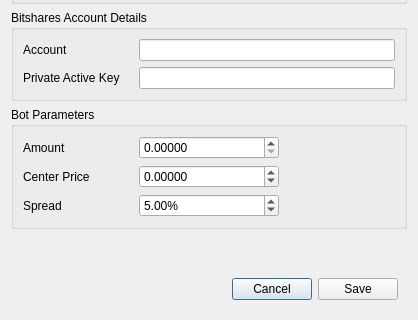
Old version of the form dexbot/views/orig/create_bot_window.ui in the repository xeroc/stakemachine; both pictures show x 0 to 418 and y 154 to 474 of the 418 by 474 pixel window.
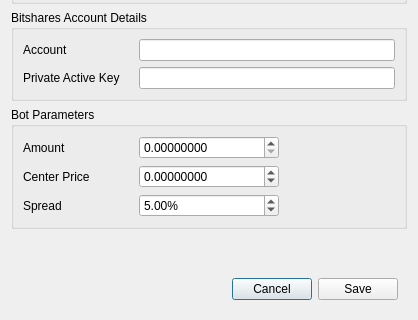
New version of the form.

Commit message: Add dialog window on bot save, change decimal points for create bot and edit bot windows

```diff
--- a/dexbot/views/orig/create_bot_window.ui
+++ b/dexbot/views/orig/create_bot_window.ui
@@ -126,7 +126,7 @@
          <locale language="English" country="UnitedStates"/>
         </property>
         <property name="decimals">
-         <number>5</number>
+         <number>8</number>
         </property>
         <property name="maximum">
          <double>999999999.998999953269958</double>
@@ -185,7 +185,7 @@
          <bool>false</bool>
         </property>
         <property name="decimals">
-         <number>5</number>
+         <number>8</number>
         </property>
         <property name="minimum">
          <double>-999999999.998999953269958</double>
```
The commit also changes 4 other files.
